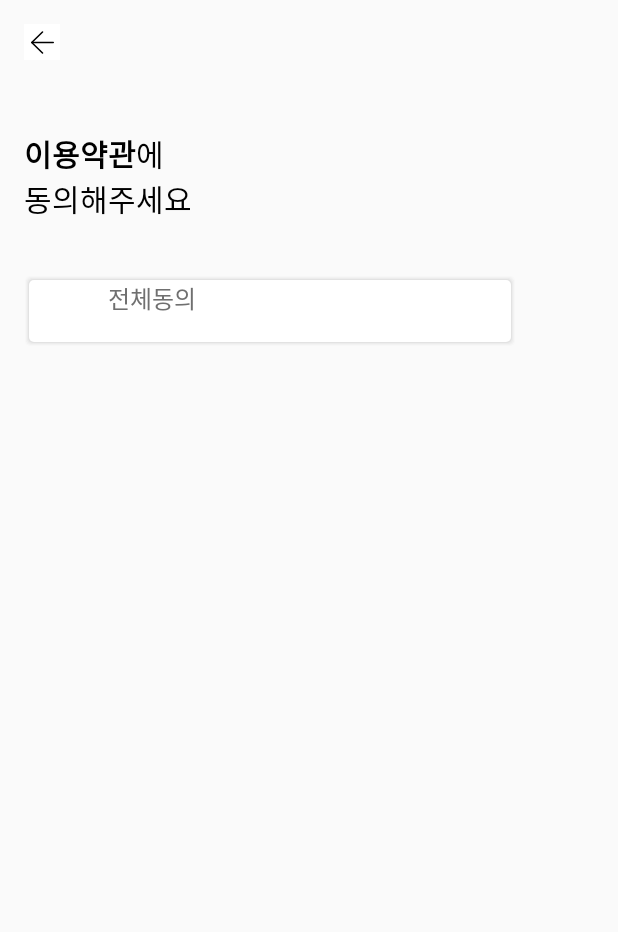
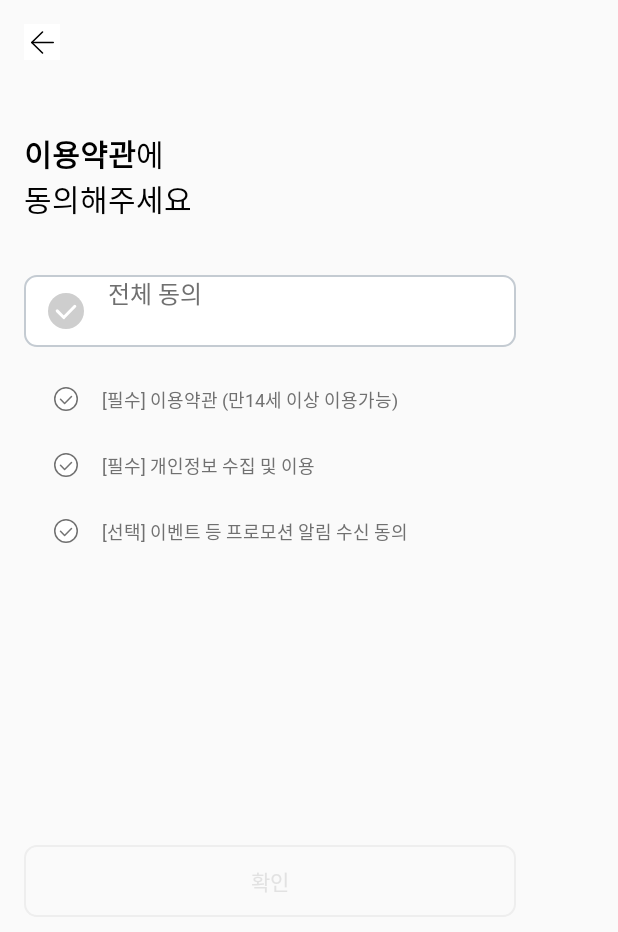
Before and after one commit to kdy1242/keep-the-bucket, an Android app: the layout activity_consent.xml on its own in the app's theme, with its tools: preview values and no code run, on a phone screen of 412 x 824 dp. Shown: the top 932 px of the screen. Run offline under Robolectric (Android 15) with nearby library versions, the phone set to English and light mode, and no system bars.

Commit message:
activity_consent finish

```diff
--- a/app/src/main/java/com/example/keep_the_bucket/Conset.kt
+++ b/app/src/main/java/com/example/keep_the_bucket/Conset.kt
@@ -9,7 +9,5 @@ class Conset : AppCompatActivity() {
         super.onCreate(savedInstanceState)
         setContentView(R.layout.activity_consent)
 
-        var checkBtn : CheckBox = findViewById(R.id.checkbox);
-        checkBtn.bringToFront();
     }
 }
--- /dev/null
+++ b/app/src/main/res/drawable/check_box.xml
@@ -0,0 +1,10 @@
+<?xml version="1.0" encoding="utf-8"?>
+<selector xmlns:android="http://schemas.android.com/apk/res/android">
+    <item android:state_checked="false">
+        <shape>
+            <stroke android:color="#c4cbd2" android:width="1dp" />
+            <corners android:radius="8dp" />
+            <solid android:color="#fff" />
+        </shape>
+    </item>
+</selector>
--- /dev/null
+++ b/app/src/main/res/drawable/ic_check_mini.xml
@@ -0,0 +1,23 @@
+<vector xmlns:android="http://schemas.android.com/apk/res/android"
+    android:width="16dp"
+    android:height="16dp"
+    android:viewportWidth="16"
+    android:viewportHeight="16">
+  <path
+      android:pathData="M8,8m-8,0a8,8 0,1 1,16 0a8,8 0,1 1,-16 0"
+      android:strokeWidth="1"
+      android:fillColor="#fff"
+      android:strokeColor="#00000000"/>
+  <path
+      android:pathData="M8,8m-7.5,0a7.5,7.5 0,1 1,15 0a7.5,7.5 0,1 1,-15 0"
+      android:strokeWidth="1"
+      android:fillColor="#00000000"
+      android:strokeColor="#707070"/>
+  <path
+      android:pathData="M4.341,8.161l2.737,2.8 4.581,-4.678"
+      android:strokeLineJoin="round"
+      android:strokeWidth="1"
+      android:fillColor="#00000000"
+      android:strokeColor="#747474"
+      android:strokeLineCap="round"/>
+</vector>
--- a/app/src/main/res/layout/activity_consent.xml
+++ b/app/src/main/res/layout/activity_consent.xml
@@ -20,27 +20,97 @@
         android:text="@string/consent_bold"
         android:textColor="@color/black"
         android:textSize="20sp" />
-
+    <FrameLayout
+        android:layout_width="328dp"
+        android:layout_height="48dp"
+        android:layout_marginLeft="16dp"
+        android:layout_marginTop="36dp"
+        android:background="@drawable/check_box">
+        <CheckBox
+            android:layout_width="24dp"
+            android:layout_height="24dp"
+            android:layout_marginTop="12dp"
+            android:layout_marginLeft="16dp"
+            android:button="@null"
+            android:background="@drawable/ic_check_btn"/>
+        <TextView
+            android:layout_width="match_parent"
+            android:layout_height="wrap_content"
+            android:layout_marginLeft="56dp"
+            android:text="전체 동의"
+            android:textSize="16sp"
+            android:textColor="#707070"
+            android:fontFamily="@font/notosanskr_bold" />
+    </FrameLayout>
+    <FrameLayout
+        android:layout_width="wrap_content"
+        android:layout_height="wrap_content"
+        android:layout_marginLeft="36dp"
+        android:layout_marginTop="26dp">
+        <CheckBox
+            android:layout_width="16dp"
+            android:layout_height="16dp"
+            android:button="@null"
+            android:layout_gravity="center_vertical"
+            android:background="@drawable/ic_check_mini" />
+        <TextView
+            android:layout_width="match_parent"
+            android:layout_height="wrap_content"
+            android:layout_marginLeft="32dp"
+            android:textSize="12sp"
+            android:textColor="#707070"
+            android:text="[필수] 이용약관 (만14세 이상 이용가능)"
+            android:fontFamily="@font/notosanskr_regular"/>
+    </FrameLayout>
+    <FrameLayout
+        android:layout_width="wrap_content"
+        android:layout_height="wrap_content"
+        android:layout_marginLeft="36dp"
+        android:layout_marginTop="26dp">
+        <CheckBox
+            android:layout_width="16dp"
+            android:layout_height="16dp"
+            android:button="@null"
+            android:layout_gravity="center_vertical"
+            android:background="@drawable/ic_check_mini"/>
+        <TextView
+            android:layout_width="wrap_content"
+            android:layout_height="wrap_content"
+            android:layout_marginLeft="32dp"
+            android:textSize="12sp"
+            android:textColor="#707070"
+            android:text="[필수] 개인정보 수집 및 이용"
+            android:fontFamily="@font/notosanskr_regular"/>
+    </FrameLayout>
     <FrameLayout
         android:layout_width="328dp"
         android:layout_height="wrap_content"
-        android:layout_marginTop="36dp"
-        android:layout_marginLeft="16dp">
+        android:layout_marginLeft="36dp"
+        android:layout_marginTop="26dp">
+        <CheckBox
+            android:layout_width="16dp"
+            android:layout_height="16dp"
+            android:button="@null"
+            android:layout_gravity="center_vertical"
+            android:background="@drawable/ic_check_mini" />
         <TextView
-            android:layout_width="328dp"
-            android:layout_height="48dp"
-            android:background="@drawable/conset_solid"
-            android:elevation="100dp"
-            android:fontFamily="@font/notosanskr_bold"
-            android:paddingLeft="56dp"
-            android:text="전체동의"
+            android:layout_width="match_parent"
+            android:layout_height="wrap_content"
+            android:layout_marginLeft="32dp"
+            android:textSize="12sp"
             android:textColor="#707070"
-            android:textSize="16sp" />
-        <ImageButton
-            android:layout_width="24dp"
-            android:layout_height="24dp"
-            android:layout_marginLeft="16dp"
-            android:layout_marginTop="12dp"
-            android:src="@drawable/ic_check_btn"/>
+            android:text="[선택] 이벤트 등 프로모션 알림 수신 동의"
+            android:fontFamily="@font/notosanskr_regular"/>
     </FrameLayout>
+    <Button
+        android:layout_width="328dp"
+        android:layout_height="48dp"
+        android:layout_marginTop="200dp"
+        android:layout_marginLeft="16dp"
+        android:background="@drawable/login_btn_round"
+        android:text="확인"
+        android:textSize="14sp"
+        android:textColor="#E2E2E2"
+        android:fontFamily="@font/notosanskr_bold"/>
+
 </LinearLayout>
```
